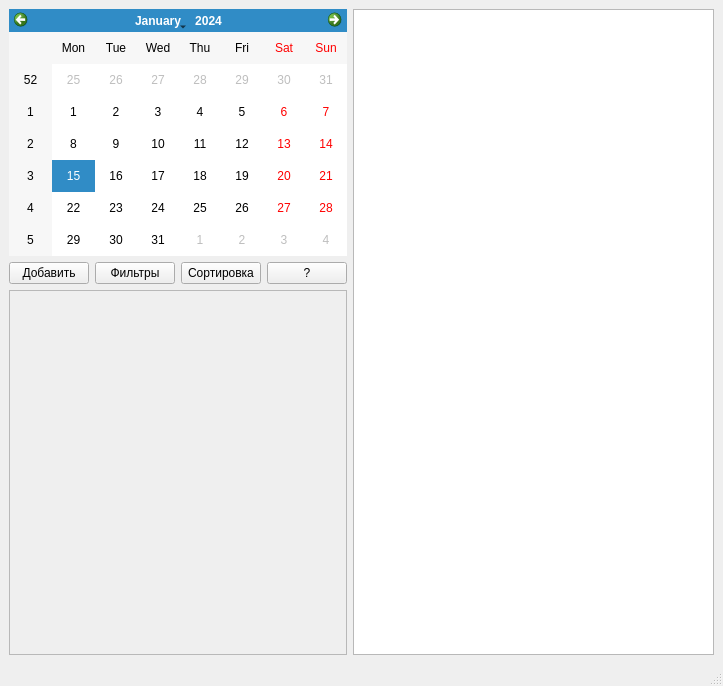
Old version of the form mainwindow.ui in the repository Omjejka/CalendarProject.
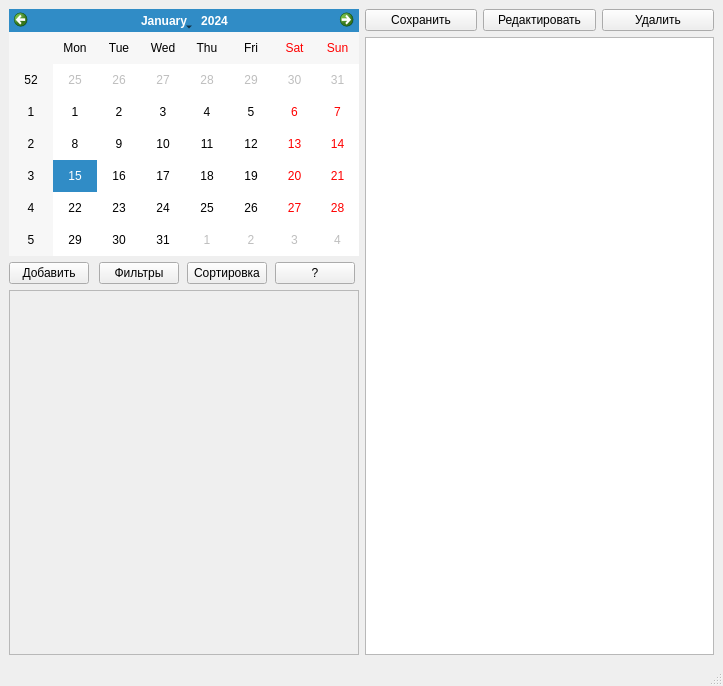
New version of the form.

```diff
--- a/mainwindow.ui
+++ b/mainwindow.ui
@@ -21,45 +21,19 @@
   </property>
   <widget class="QWidget" name="centralwidget">
    <layout class="QGridLayout" name="gridLayout_2">
-    <item row="0" column="0">
+    <item row="3" column="0">
      <layout class="QGridLayout" name="gridLayout">
       <property name="sizeConstraint">
-       <enum>QLayout::SetDefaultConstraint</enum>
+       <enum>QLayout::SetFixedSize</enum>
       </property>
-      <item row="0" column="0" colspan="4">
-       <widget class="QCalendarWidget" name="calendarWidget">
-        <property name="sizePolicy">
-         <sizepolicy hsizetype="Maximum" vsizetype="Maximum">
-          <horstretch>0</horstretch>
-          <verstretch>0</verstretch>
-         </sizepolicy>
-        </property>
-        <property name="minimumSize">
-         <size>
-          <width>338</width>
-          <height>247</height>
-         </size>
-        </property>
-        <property name="baseSize">
-         <size>
-          <width>338</width>
-          <height>163</height>
-         </size>
-        </property>
-        <property name="layoutDirection">
-         <enum>Qt::LeftToRight</enum>
-        </property>
-       </widget>
-      </item>
-      <item row="1" column="3">
-       <widget class="QPushButton" name="questionB">
-        <property name="text">
-         <string>?</string>
-        </property>
-       </widget>
-      </item>
       <item row="1" column="2">
        <widget class="QPushButton" name="sortB">
+        <property name="sizePolicy">
+         <sizepolicy hsizetype="Fixed" vsizetype="Fixed">
+          <horstretch>0</horstretch>
+          <verstretch>0</verstretch>
+         </sizepolicy>
+        </property>
         <property name="text">
          <string>Сортировка</string>
         </property>
@@ -70,6 +44,18 @@
         <property name="enabled">
          <bool>true</bool>
         </property>
+        <property name="sizePolicy">
+         <sizepolicy hsizetype="Fixed" vsizetype="Expanding">
+          <horstretch>0</horstretch>
+          <verstretch>0</verstretch>
+         </sizepolicy>
+        </property>
+        <property name="minimumSize">
+         <size>
+          <width>350</width>
+          <height>0</height>
+         </size>
+        </property>
         <property name="verticalScrollBarPolicy">
          <enum>Qt::ScrollBarAsNeeded</enum>
         </property>
@@ -84,7 +70,7 @@
           <rect>
            <x>0</x>
            <y>0</y>
-           <width>336</width>
+           <width>348</width>
            <height>338</height>
           </rect>
          </property>
@@ -103,24 +89,99 @@
         </widget>
        </widget>
       </item>
-      <item row="1" column="0">
-       <widget class="QPushButton" name="addB">
+      <item row="0" column="0" colspan="4">
+       <widget class="QCalendarWidget" name="calendarWidget">
+        <property name="sizePolicy">
+         <sizepolicy hsizetype="Fixed" vsizetype="Maximum">
+          <horstretch>0</horstretch>
+          <verstretch>0</verstretch>
+         </sizepolicy>
+        </property>
+        <property name="minimumSize">
+         <size>
+          <width>350</width>
+          <height>247</height>
+         </size>
+        </property>
+        <property name="baseSize">
+         <size>
+          <width>338</width>
+          <height>163</height>
+         </size>
+        </property>
+        <property name="layoutDirection">
+         <enum>Qt::LeftToRight</enum>
+        </property>
+       </widget>
+      </item>
+      <item row="1" column="3">
+       <widget class="QPushButton" name="questionB">
+        <property name="sizePolicy">
+         <sizepolicy hsizetype="Fixed" vsizetype="Fixed">
+          <horstretch>0</horstretch>
+          <verstretch>0</verstretch>
+         </sizepolicy>
+        </property>
         <property name="text">
-         <string>Добавить</string>
+         <string>?</string>
         </property>
        </widget>
       </item>
       <item row="1" column="1">
        <widget class="QPushButton" name="filterB">
+        <property name="sizePolicy">
+         <sizepolicy hsizetype="Fixed" vsizetype="Fixed">
+          <horstretch>0</horstretch>
+          <verstretch>0</verstretch>
+         </sizepolicy>
+        </property>
         <property name="text">
          <string>Фильтры</string>
         </property>
        </widget>
       </item>
+      <item row="1" column="0">
+       <widget class="QPushButton" name="addB">
+        <property name="sizePolicy">
+         <sizepolicy hsizetype="Fixed" vsizetype="Fixed">
+          <horstretch>0</horstretch>
+          <verstretch>0</verstretch>
+         </sizepolicy>
+        </property>
+        <property name="text">
+         <string>Добавить</string>
+        </property>
+       </widget>
+      </item>
      </layout>
     </item>
-    <item row="0" column="1">
-     <widget class="QPlainTextEdit" name="plainTextEdit"/>
+    <item row="3" column="1">
+     <layout class="QGridLayout" name="gridLayout_3">
+      <item row="0" column="2">
+       <widget class="QPushButton" name="delB">
+        <property name="text">
+         <string>Удалить</string>
+        </property>
+       </widget>
+      </item>
+      <item row="0" column="1">
+       <widget class="QPushButton" name="redactB">
+        <property name="text">
+         <string>Редактировать</string>
+        </property>
+       </widget>
+      </item>
+      <item row="0" column="0">
+       <widget class="QPushButton" name="saveB">
+        <property name="text">
+         <string>Сохранить</string>
+        </property>
+       </widget>
+      </item>
+      <item row="1" column="0" colspan="3">
+       <widget class="QPlainTextEdit" name="plainTextEdit"/>
+      </item>
+     </layout>
     </item>
    </layout>
   </widget>
```
